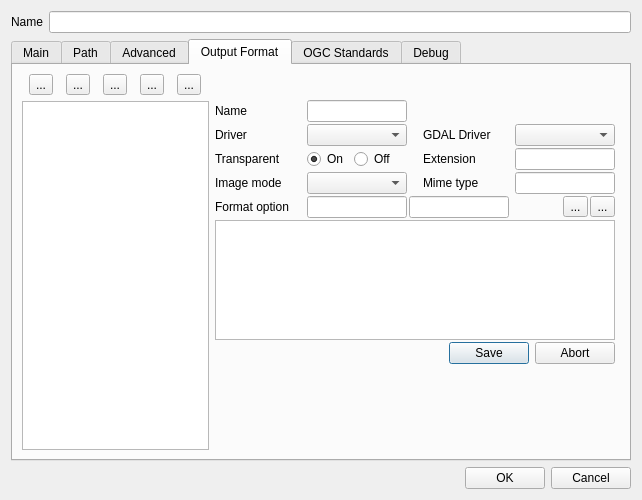
This is mapsettings.ui in QMapfileEditor/QMapfileEditor as Qt 5 draws it before an edit. The edited form follows.
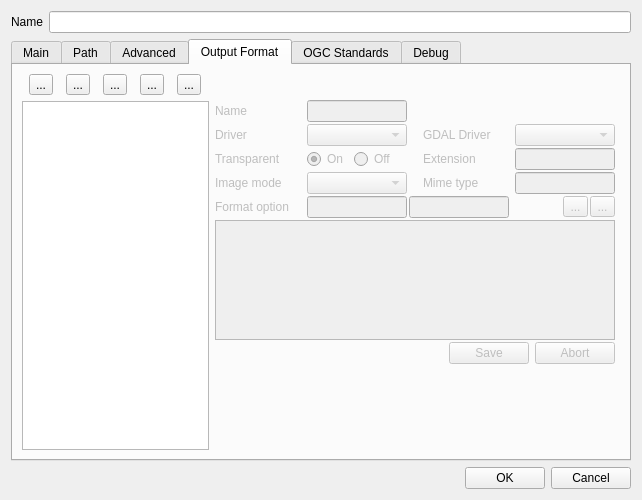
This is the edited form. Icons and pictures are not drawn.

```diff
--- a/mapsettings.ui
+++ b/mapsettings.ui
@@ -1330,7 +1330,7 @@
        <item row="1" column="1">
         <widget class="QWidget" name="outputFormatForm" native="true">
          <property name="enabled">
-          <bool>true</bool>
+          <bool>false</bool>
          </property>
          <property name="minimumSize">
           <size>
@@ -1346,14 +1346,14 @@
          </property>
          <widget class="QWidget" name="layoutWidget17">
           <property name="enabled">
-           <bool>true</bool>
+           <bool>false</bool>
           </property>
           <property name="geometry">
            <rect>
             <x>0</x>
             <y>0</y>
             <width>402</width>
-            <height>309</height>
+            <height>388</height>
            </rect>
           </property>
           <layout class="QVBoxLayout" name="verticalLayout_4">
@@ -1374,7 +1374,7 @@
              <item>
               <widget class="QLabel" name="mf_outputformat_name_label">
                <property name="enabled">
-                <bool>true</bool>
+                <bool>false</bool>
                </property>
                <property name="sizePolicy">
                 <sizepolicy hsizetype="Fixed" vsizetype="Preferred">
@@ -1421,7 +1421,7 @@
              <item>
               <spacer name="horizontalSpacer_9">
                <property name="enabled">
-                <bool>true</bool>
+                <bool>false</bool>
                </property>
                <property name="orientation">
                 <enum>Qt::Horizontal</enum>
@@ -1447,7 +1447,7 @@
              <item>
               <widget class="QLabel" name="mf_outputformat_driver_label">
                <property name="enabled">
-                <bool>true</bool>
+                <bool>false</bool>
                </property>
                <property name="sizePolicy">
                 <sizepolicy hsizetype="Fixed" vsizetype="Preferred">
@@ -1475,7 +1475,7 @@
              <item>
               <widget class="QComboBox" name="mf_outputformat_driver">
                <property name="enabled">
-                <bool>true</bool>
+                <bool>false</bool>
                </property>
                <property name="minimumSize">
                 <size>
@@ -1494,7 +1494,7 @@
              <item>
               <spacer name="horizontalSpacer_10">
                <property name="enabled">
-                <bool>true</bool>
+                <bool>false</bool>
                </property>
                <property name="orientation">
                 <enum>Qt::Horizontal</enum>
@@ -1510,7 +1510,7 @@
              <item>
               <widget class="QLabel" name="gdaldriver_label">
                <property name="enabled">
-                <bool>true</bool>
+                <bool>false</bool>
                </property>
                <property name="minimumSize">
                 <size>
@@ -1532,7 +1532,7 @@
              <item>
               <widget class="QComboBox" name="mf_gdal_ogr_driver">
                <property name="enabled">
-                <bool>true</bool>
+                <bool>false</bool>
                </property>
                <property name="minimumSize">
                 <size>
@@ -1561,7 +1561,7 @@
              <item>
               <widget class="QLabel" name="mf_outputformat_transparent_label">
                <property name="enabled">
-                <bool>true</bool>
+                <bool>false</bool>
                </property>
                <property name="sizePolicy">
                 <sizepolicy hsizetype="Fixed" vsizetype="Preferred">
@@ -1589,7 +1589,7 @@
              <item>
               <widget class="QRadioButton" name="mf_outputformat_transparent_on">
                <property name="enabled">
-                <bool>true</bool>
+                <bool>false</bool>
                </property>
                <property name="minimumSize">
                 <size>
@@ -1614,7 +1614,7 @@
              <item>
               <widget class="QRadioButton" name="mf_outputformat_transparent_off">
                <property name="enabled">
-                <bool>true</bool>
+                <bool>false</bool>
                </property>
                <property name="minimumSize">
                 <size>
@@ -1636,7 +1636,7 @@
              <item>
               <spacer name="horizontalSpacer_11">
                <property name="enabled">
-                <bool>true</bool>
+                <bool>false</bool>
                </property>
                <property name="orientation">
                 <enum>Qt::Horizontal</enum>
@@ -1652,7 +1652,7 @@
              <item>
               <widget class="QLabel" name="mf_outputformat_extension_label">
                <property name="enabled">
-                <bool>true</bool>
+                <bool>false</bool>
                </property>
                <property name="minimumSize">
                 <size>
@@ -1703,7 +1703,7 @@
              <item>
               <widget class="QLabel" name="mf_outputformat_imagemode_label">
                <property name="enabled">
-                <bool>true</bool>
+                <bool>false</bool>
                </property>
                <property name="sizePolicy">
                 <sizepolicy hsizetype="Fixed" vsizetype="Preferred">
@@ -1731,7 +1731,7 @@
              <item>
               <widget class="QComboBox" name="mf_outputformat_imagemode">
                <property name="enabled">
-                <bool>true</bool>
+                <bool>false</bool>
                </property>
                <property name="minimumSize">
                 <size>
@@ -1750,7 +1750,7 @@
              <item>
               <spacer name="horizontalSpacer_12">
                <property name="enabled">
-                <bool>true</bool>
+                <bool>false</bool>
                </property>
                <property name="orientation">
                 <enum>Qt::Horizontal</enum>
@@ -1766,7 +1766,7 @@
              <item>
               <widget class="QLabel" name="mf_outputformat_mimetype_label">
                <property name="enabled">
-                <bool>true</bool>
+                <bool>false</bool>
                </property>
                <property name="minimumSize">
                 <size>
@@ -1817,7 +1817,7 @@
              <item>
               <widget class="QLabel" name="mf_outputformat_options_label">
                <property name="enabled">
-                <bool>true</bool>
+                <bool>false</bool>
                </property>
                <property name="sizePolicy">
                 <sizepolicy hsizetype="Fixed" vsizetype="Preferred">
@@ -1883,7 +1883,7 @@
              <item>
               <spacer name="horizontalSpacer_7">
                <property name="enabled">
-                <bool>true</bool>
+                <bool>false</bool>
                </property>
                <property name="orientation">
                 <enum>Qt::Horizontal</enum>
@@ -1899,7 +1899,7 @@
              <item>
               <widget class="QToolButton" name="mf_outputformat_options_add">
                <property name="enabled">
-                <bool>true</bool>
+                <bool>false</bool>
                </property>
                <property name="minimumSize">
                 <size>
@@ -1925,7 +1925,7 @@
              <item>
               <widget class="QToolButton" name="mf_outputformat_options_del">
                <property name="enabled">
-                <bool>true</bool>
+                <bool>false</bool>
                </property>
                <property name="minimumSize">
                 <size>
@@ -1990,7 +1990,7 @@
            <item>
             <widget class="QDialogButtonBox" name="mf_outputformat_form_buttons">
              <property name="enabled">
-              <bool>true</bool>
+              <bool>false</bool>
              </property>
              <property name="minimumSize">
               <size>
```
Left out of the diff: 30 changed lines with no effect on the pictures.
